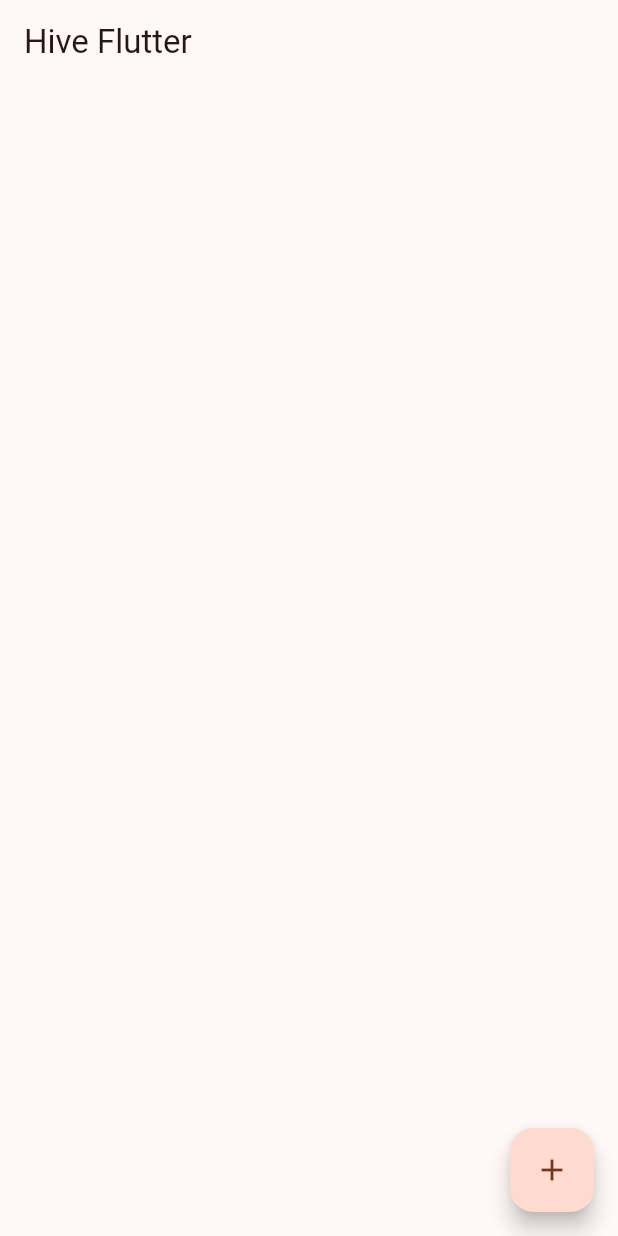
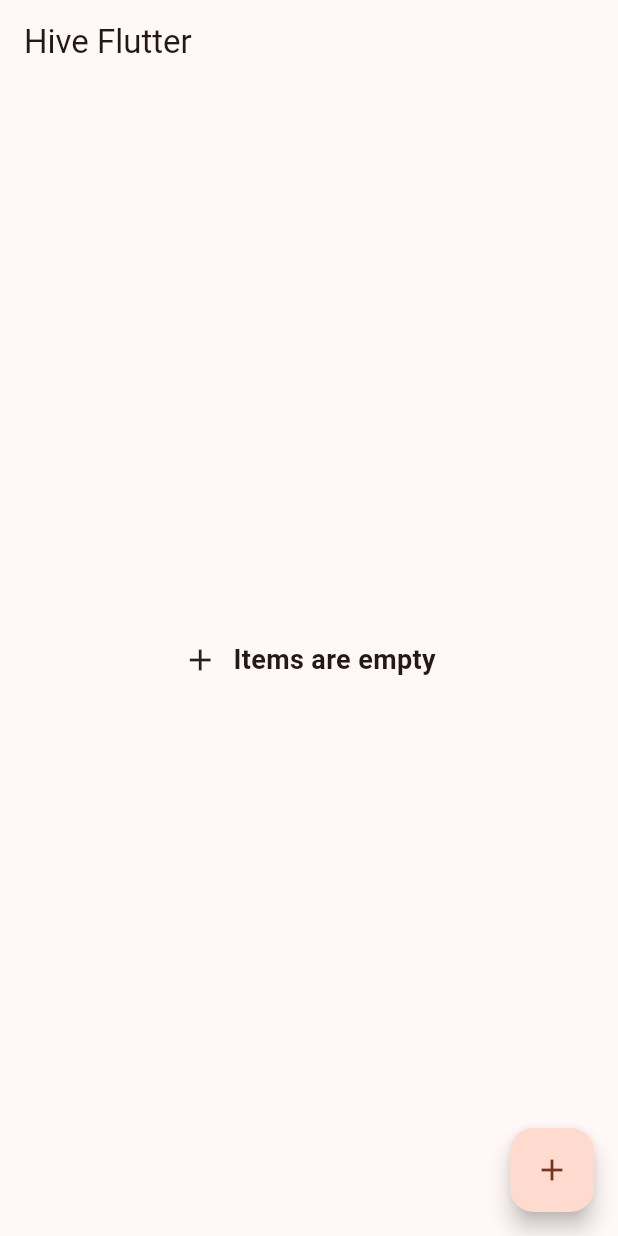
Before and after one commit to Atuoha/flutter_hive, a Flutter app: the screen it shows after launch, on a phone screen of 412 x 824 dp. Run offline on Flutter 3.47's test engine with Material 3 defaults, Android fonts, the phone set to English and light mode, and no system bars; our stand-ins replace equatable, fluttertoast, hive, hive_flutter; accounts and stored records are empty.

Commit message:
list empty cases

```diff
--- a/lib/screens/main_screen.dart
+++ b/lib/screens/main_screen.dart
@@ -93,6 +93,8 @@ class _MainScreenState extends State<MainScreen> {
     );
     if (isCreate) {
       hiveController.createItem(item: item);
+      title.clear();
+      quantity.clear();
     } else {
       hiveController.editItem(item: item, itemKey: editKey);
 
@@ -194,7 +196,8 @@ class _MainScreenState extends State<MainScreen> {
                 : const SizedBox.shrink()
           ],
         ),
-      body: ListView.builder(
+        body: items.isNotEmpty
+            ? ListView.builder(
                 itemCount: items.length,
                 itemBuilder: (context, index) {
                   Item item = Item.fromMap(items[index]);
@@ -272,15 +275,16 @@ class _MainScreenState extends State<MainScreen> {
                           trailing: Wrap(
                             children: [
                               IconButton(
-                        onPressed: () =>
-                            editHandle(item: item, key: items[index]['key']),
+                                onPressed: () => editHandle(
+                                    item: item, key: items[index]['key']),
                                 icon: const Icon(
                                   Icons.edit,
                                   color: Colors.white,
                                 ),
                               ),
                               IconButton(
-                        onPressed: () => deleteDialog(key: items[index]['key']),
+                                onPressed: () =>
+                                    deleteDialog(key: items[index]['key']),
                                 icon: const Icon(
                                   Icons.delete,
                                   color: Colors.white,
@@ -293,7 +297,22 @@ class _MainScreenState extends State<MainScreen> {
                     ),
                   );
                 },
+              )
+            : const Center(
+              child: Wrap(
+                crossAxisAlignment: WrapCrossAlignment.center,
+                children: [
+                  Icon(Icons.add),
+                  SizedBox(width: 10),
+                  Text(
+                    'Items are empty',
+                    style: TextStyle(
+                      fontSize: 18,
+                      fontWeight: FontWeight.bold,
                     ),
-    );
+                  ),
+                ],
+              ),
+            ));
   }
 }
```
Lines whose indentation alone changed are shown as unchanged.
